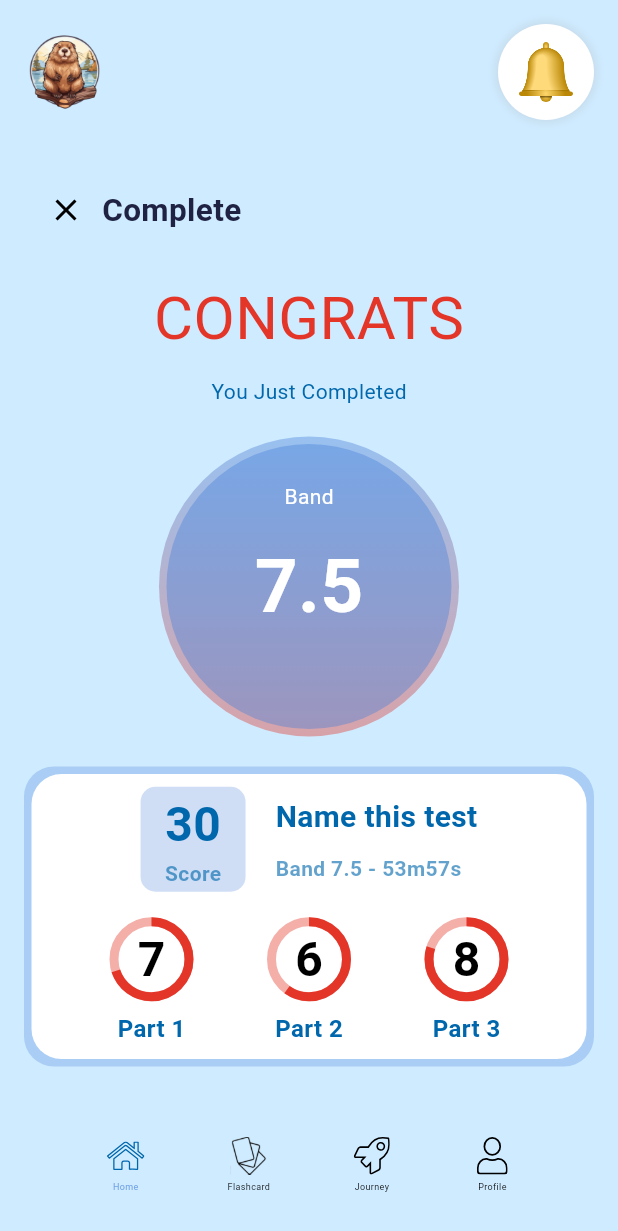
After one commit to khuong2924/nckh-ielts-learning-app, a Flutter app: the ReadingDone screen opened directly, on a phone screen of 412 x 824 dp. The commit adds this screen. Shown: the top 1231 px of the screen. Run offline on Flutter 3.47's test engine with Material 3 defaults, Android fonts, the phone set to English and light mode, and no system bars; our stand-ins replace audioplayers, cloud_firestore, dio, firebase_auth, firebase_core, flutter_bloc and 3 more; accounts and stored records are empty; Roboto replaces fonts that are missing (Jost, Montserrat-SemiBold).

Commit message:
complete reading

```diff
--- a/lib/main.dart
+++ b/lib/main.dart
@@ -1,8 +1,9 @@
+import 'package:auth/presentation/pages/reading/reading-home.dart';
 import 'package:flutter/material.dart';
 import 'package:firebase_core/firebase_core.dart';
 import 'firebase_options.dart'; // File được tạo bởi Firebase CLI
 import 'package:auth/presentation/pages/account-management/signin.dart';
-import 'package:auth/presentation/pages/reading/reading-home.dart';
+import 'package:auth/presentation/pages/reading/reading-done.dart';
 import 'package:auth/presentation/pages/main-page/sample-test-home-page.dart';
 import 'package:supabase_flutter/supabase_flutter.dart'; // Supabase package
 
--- /dev/null
+++ b/lib/presentation/pages/reading/reading-done.dart
@@ -0,0 +1,366 @@
+import 'package:flutter/material.dart';
+import '../../components/BottomNavBar.dart';
+import '../../components/CustomAppBar.dart';
+import 'package:flutter_svg/flutter_svg.dart';
+import 'package:auth/presentation/pages/reading/reading-home.dart';
+
+class ReadingDone extends StatefulWidget {
+  const ReadingDone({super.key});
+
+  @override
+  State<ReadingDone> createState() => _ReadingDoneState();
+}
+
+class _ReadingDoneState extends State<ReadingDone> {
+  int _currentIndex = 0;
+  @override
+  Widget build(BuildContext context) {
+    return Scaffold(
+      backgroundColor: const Color(0xFFCFEBFF),
+      body: SafeArea(
+        child: Column(
+          children: [
+            CustomAppBar(
+              onNotificationTap: () {
+                // Xử lý notification
+              },
+            ),
+            _buildTitle(),
+            Expanded(
+              child: SingleChildScrollView(
+                padding: const EdgeInsets.symmetric(horizontal: 16),
+                child: Column(
+                  children: [
+                    _buildCongrats(),
+                    const SizedBox(height: 10),
+                    _buildComment(),
+                    const SizedBox(height: 20),
+                    _buildBand('7.5'),
+                    const SizedBox(height: 20),
+                    _buildRoundContainer(),
+                    const SizedBox(height: 20),
+                    _buildButtons(),
+                    const SizedBox(height: 20),
+                  ],
+                ),
+              ),
+            ),
+            BottomNavBar(
+              currentIndex: _currentIndex,
+              onTap: (index) {
+                setState(() {
+                  _currentIndex = index;
+                });
+              },
+            ),
+          ],
+        ),
+      ),
+    );
+  }
+  Widget _buildTitle() {
+    return Padding(
+      padding: const EdgeInsets.all(20.0),
+      child: Row(
+        children: [
+          IconButton(
+            icon: SvgPicture.asset(
+              'lib/icons/ic-close.svg',
+              width: 24,
+              height: 24, // Đã sửa chính tả từ "heigh" thành "height"
+              color: Colors.black, // Đã sửa màu sắc từ "Color.Black" thành "Colors.black"
+            ),
+            onPressed: () {
+              Navigator.pop(context);
+            },
+          ),
+          const Text(
+            'Complete',
+            style: TextStyle(
+              color: Color(0xFF202244),
+              fontSize: 21,
+              fontFamily: 'Jost',
+              fontWeight: FontWeight.w600,
+            ),
+          ),
+        ],
+      ),
+    );
+  }
+  Widget _buildCongrats() {
+    return Align(
+      alignment: Alignment.center,
+      child: Text(
+        'CONGRATS',
+        style: const TextStyle(
+          color: Color(0xFFE33629),
+          fontSize: 40,
+          fontFamily: 'Jost',
+          fontWeight: FontWeight.w400,
+        ),
+      ),
+    );
+  }
+  Widget _buildComment() {
+    return Align(
+      alignment: Alignment.center,
+      child: Text(
+        'You Just Completed',
+        style: const TextStyle(
+          color: Color(0xFFE0067AC),
+          fontSize: 14,
+          fontFamily: 'Jost',
+          fontWeight: FontWeight.w400,
+        ),
+      ),
+    );
+  }
+  Widget _buildBand(String band) {
+    return Container(
+      width: 200,
+      height: 200,
+      decoration: BoxDecoration(
+        shape: BoxShape.circle,
+        gradient: LinearGradient(
+          begin: Alignment.topCenter,
+          end: Alignment.bottomCenter,
+          colors: [
+            Color(0xFF4681DA).withOpacity(0.4),
+            Color(0xFFE33629).withOpacity(0.4),
+          ],
+        ),
+      ),
+      child: Stack(
+        alignment: Alignment.center,
+        children: [
+          Container(
+            width: 190,
+            height: 190,
+            decoration: BoxDecoration(
+              shape: BoxShape.circle,
+              color: Color(0xFF4681DA).withOpacity(0.4),
+            ),
+          ),
+          const Padding(
+            padding: const EdgeInsets.only(bottom: 120),
+            child: Text(
+              'Band',
+              style: TextStyle(
+                fontSize: 14,
+                color: Colors.white,
+              ),
+            ),
+          ),
+          Column(
+            mainAxisAlignment: MainAxisAlignment.center,
+            children: [
+              Text(
+                band,
+                style: TextStyle(
+                  fontSize: 50,
+                  fontWeight: FontWeight.bold,
+                  color: Colors.white,
+                ),
+              ),
+            ],
+          ),
+        ],
+      ),
+    );
+  }
+  Widget _buildRoundContainer() {
+    return Container(
+      height: 200,
+      width: double.infinity,
+      decoration: BoxDecoration(
+        color: Color(0xFF4681DA).withOpacity(0.28),
+        borderRadius: BorderRadius.circular(20),
+      ),
+      child: Padding(
+        padding: const EdgeInsets.all(5.0),
+        child: Container(
+          height: 200,
+          width: double.infinity,
+          decoration: BoxDecoration(
+            color: Colors.white,
+            borderRadius: BorderRadius.circular(20),
+          ),
+          child: Stack(
+            alignment: Alignment.center,
+            children: [
+              Column(
+                mainAxisAlignment: MainAxisAlignment.center,
+                children: [
+                  Row(
+                    mainAxisAlignment: MainAxisAlignment.center,
+                    children: [
+                      Stack(
+                        alignment: Alignment.center,
+                        children: [
+                          Container(
+                            height: 70,
+                            width: 70,
+                            decoration: BoxDecoration(
+                              color: Color(0xFF4681DA).withOpacity(0.26),
+                              borderRadius: BorderRadius.circular(10),
+                            ),
+                          ),
+                          Column(
+                            mainAxisAlignment: MainAxisAlignment.center,
+                            children: [
+                              Text(
+                                '30',
+                                style: TextStyle(
+                                  fontSize: 32,
+                                  fontWeight: FontWeight.bold,
+                                  color: Color(0xFF0067AC),
+                                ),
+                              ),
+                              Text(
+                                'Score',
+                                style: TextStyle(
+                                  fontSize: 14,
+                                  fontWeight: FontWeight.bold,
+                                  color: Color(0xFF0067AC).withOpacity(0.61),
+                                ),
+                              ),
+                            ],
+                          ),
+                        ],
+                      ),
+                      SizedBox(width: 20),
+                      Column(
+                        mainAxisAlignment: MainAxisAlignment.center,
+                        crossAxisAlignment: CrossAxisAlignment.start,
+                        children: [
+                          Text(
+                            'Name this test',
+                            style: TextStyle(
+                              fontSize: 20,
+                              fontWeight: FontWeight.bold,
+                              color: Color(0xFF0067AC),
+                            ),
+                          ),
+                          const SizedBox(height: 10),
+                          Text(
+                            'Band 7.5 - 53m57s',
+                            style: TextStyle(
+                              fontSize: 14,
+                              fontWeight: FontWeight.bold,
+                              color: Color(0xFF0067AC).withOpacity(0.61),
+                            ),
+                          ),
+                        ],
+                      ),
+                    ],
+                  ),
+                  SizedBox(height: 20),
+                  Row(
+                    mainAxisAlignment: MainAxisAlignment.spaceEvenly,
+                    children: [
+                      _buildProgress('1', 0.7),
+                      _buildProgress('2', 0.6),
+                      _buildProgress('3', 0.8),
+                    ],
+                  )
+                ],
+              ),
+            ],
+          ),
+        ),
+      ),
+    );
+  }
+  Widget _buildProgress(String numberPart, double progress) {
+    return Column(
+      mainAxisAlignment: MainAxisAlignment.center,
+      crossAxisAlignment: CrossAxisAlignment.center,
+      children: [
+        Stack(
+          alignment: Alignment.center,
+          children: [
+            Container(
+              height: 50,
+              width: 50,
+              child: CircularProgressIndicator(
+                value: progress,
+                strokeWidth: 6.0,
+                backgroundColor: Color(0xFFE33629).withOpacity(0.4),
+                valueColor: AlwaysStoppedAnimation<Color>(Color(0xFFE33629)),
+              ),
+            ),
+            Text(
+              '${(progress * 10).toInt()}',
+              style: TextStyle(
+                fontSize: 32,
+                fontWeight: FontWeight.bold,
+                color: Colors.black,
+              ),
+            ),
+          ],
+        ),
+        SizedBox(height: 10),
+        Text(
+          'Part $numberPart',
+          style: TextStyle(
+            fontSize: 16,
+            fontWeight: FontWeight.bold,
+            color: Color(0xFF0067AC),
+          ),
+        ),
+      ],
+    );
+  }
+  Widget _buildButtons() {
+    return Row(
+      mainAxisAlignment: MainAxisAlignment.center,
+      children: [
+        ElevatedButton(
+          onPressed: () {
+            Navigator.pushAndRemoveUntil(
+              context,
+              MaterialPageRoute(builder: (context) => ReadingHome()),
+                  (Route<dynamic> route) => false,
+            );
+
+          },
+          style: ElevatedButton.styleFrom(
+            backgroundColor: Color(0xFF4681DA).withOpacity(0.69),
+            shape: RoundedRectangleBorder(
+              borderRadius: BorderRadius.circular(12),
+            ),
+            padding: EdgeInsets.symmetric(horizontal: 20, vertical: 20),
+          ),
+          child: Text(
+            'Try Again',
+            style: TextStyle(
+              fontSize: 14,
+              color: Colors.white,
+            ),
+          ),
+        ),
+        SizedBox(width: 20),
+        ElevatedButton(
+          onPressed: () {
+            print("View Answer");
+          },
+          style: ElevatedButton.styleFrom(
+            backgroundColor: Color(0xFF0067AC),
+            shape: RoundedRectangleBorder(
+              borderRadius: BorderRadius.circular(12),
+            ),
+            padding: EdgeInsets.symmetric(horizontal: 20, vertical: 20),
+          ),
+          child: Text(
+            'View Answer',
+            style: TextStyle(
+              fontSize: 14,
+              color: Colors.white,
+            ),
+          ),
+        ),
+      ],
+    );
+  }
+
+}
--- a/lib/presentation/pages/reading/reading-home.dart
+++ b/lib/presentation/pages/reading/reading-home.dart
@@ -3,6 +3,7 @@ import '../../components/BottomNavBar.dart';
 import '../../components/CustomAppBar.dart';
 import 'package:flutter_svg/flutter_svg.dart';
 import 'package:flutter/gestures.dart';
+import 'package:auth/presentation/pages/reading/reading-done.dart';
 
 
 class ReadingHome extends StatefulWidget {
@@ -304,9 +305,11 @@ class _ReadingHomeState extends State<ReadingHome> {
           ),
           ElevatedButton(
             onPressed: () {
-              // Handle final submission
               Navigator.pop(context);
-              // Navigate to results page
+              Navigator.pushReplacement(
+                context,
+                MaterialPageRoute(builder: (context) => ReadingDone()),
+              );
             },
             child: Text('Submit'),
           ),
--- a/pubspec.yaml
+++ b/pubspec.yaml
@@ -63,3 +63,4 @@ flutter:
     - lib/icons/ic-circle.svg
     - lib/icons/ic-graph.svg
     - lib/icons/ic-homecard.png
+    - lib/icons/ic-close.svg
```
Also changed, not shown: lib/icons/ic-close.svg (added), pubspec.lock.
